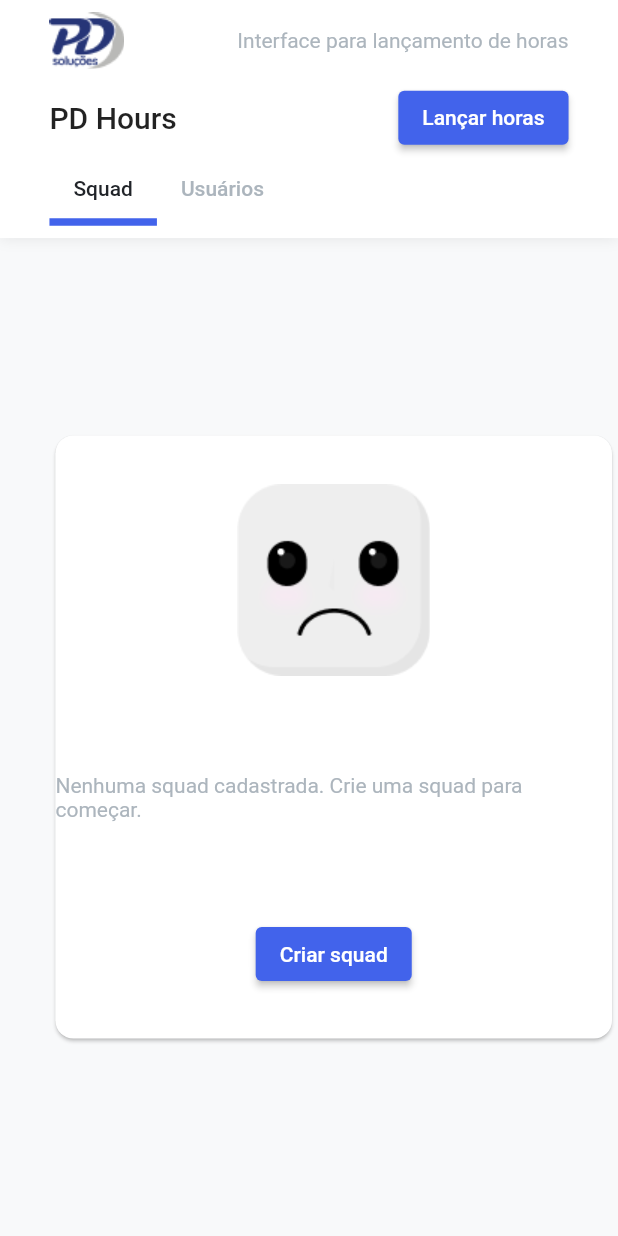
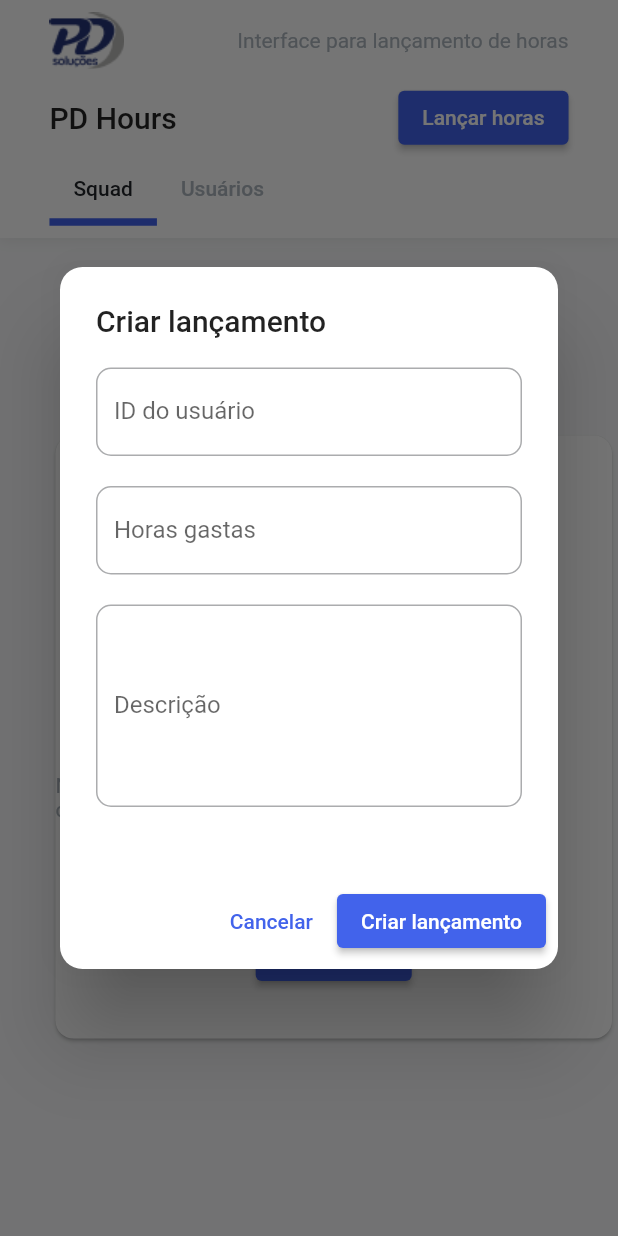
Before and after one commit to DanielErnany/pd_hours, a Flutter app: the screen it shows after launch, after a tap on "Lançar horas", on a phone screen of 412 x 824 dp. Run offline on Flutter 3.47's test engine with Material 2 defaults, Android fonts, the phone set to English and light mode, and no system bars.

Commit message:
Adds modal para criar usuário, squad e lançamento

```diff
--- /dev/null
+++ b/lib/widgets/add_launch_modal.dart
@@ -0,0 +1,80 @@
+import 'package:flutter/material.dart';
+
+class AddLaunchModal extends StatelessWidget {
+  const AddLaunchModal({super.key});
+
+  @override
+  Widget build(BuildContext context) {
+    return Center(
+      child: SingleChildScrollView(
+        child: AlertDialog(
+          shape: RoundedRectangleBorder(
+            borderRadius: BorderRadius.circular(15.0),
+          ),
+          title: const Text(
+            "Criar lançamento",
+            overflow: TextOverflow.ellipsis,
+          ),
+          content: Column(
+            mainAxisSize: MainAxisSize.min,
+            children: [
+              TextField(
+                decoration: InputDecoration(
+                  labelText: 'ID do usuário',
+                  hintText: "Digite o ID do funcionário",
+                  border: OutlineInputBorder(
+                    borderRadius: BorderRadius.circular(10),
+                  ),
+                ),
+              ),
+              const SizedBox(height: 20),
+              TextField(
+                decoration: InputDecoration(
+                  labelText: 'Horas gastas',
+                  hintText: "Digite a quantidade de horas",
+                  border: OutlineInputBorder(
+                    borderRadius: BorderRadius.circular(10),
+                  ),
+                ),
+              ),
+              const SizedBox(height: 20),
+              TextField(
+                maxLines: 5,
+                minLines: 5,
+                decoration: InputDecoration(
+                  labelText: 'Descrição',
+                  hintText:
+                      "Exemplo de texto de descrição da tarefa executada.",
+                  border: OutlineInputBorder(
+                    borderRadius: BorderRadius.circular(10),
+                  ),
+                ),
+              ),
+              const SizedBox(height: 20),
+            ],
+          ),
+          actions: <Widget>[
+            TextButton(
+              onPressed: () {
+                Navigator.of(context).pop();
+              },
+              child: const Text(
+                "Cancelar",
+                overflow: TextOverflow.ellipsis,
+              ),
+            ),
+            ElevatedButton(
+              onPressed: () {
+                Navigator.of(context).pop();
+              },
+              child: const Text(
+                "Criar lançamento",
+                overflow: TextOverflow.ellipsis,
+              ),
+            ),
+          ],
+        ),
+      ),
+    );
+  }
+}
--- a/lib/widgets/custom_appbar.dart
+++ b/lib/widgets/custom_appbar.dart
@@ -1,5 +1,6 @@
 import 'package:flutter/material.dart';
 import 'package:pd_hours/utils/theme/app_colors.dart';
+import 'package:pd_hours/widgets/add_launch_modal.dart';
 
 import '../utils/app_images.dart';
 
@@ -8,6 +9,14 @@ class CustomAppbar extends StatelessWidget implements PreferredSizeWidget {
 
   @override
   Size get preferredSize => const Size.fromHeight(160.0);
+  void _showAddLaunchDialog(BuildContext context) {
+    showDialog(
+      context: context,
+      builder: (BuildContext context) {
+        return const AddLaunchModal();
+      },
+    );
+  }
 
   @override
   Widget build(BuildContext context) {
@@ -67,7 +76,7 @@ class CustomAppbar extends StatelessWidget implements PreferredSizeWidget {
                       overflow: TextOverflow.ellipsis,
                     ),
                     ElevatedButton(
-                      onPressed: () {},
+                      onPressed: () => _showAddLaunchDialog(context),
                       child: const Text(
                         "Lançar horas",
                         overflow: TextOverflow.ellipsis,
```
Also changed, not shown: lib/pages/home_page.dart (+26 -2 lines), lib/widgets/add_squad_modal.dart (added, +57 -0 lines), lib/widgets/add_user_modal.dart (added, +77 -0 lines).
